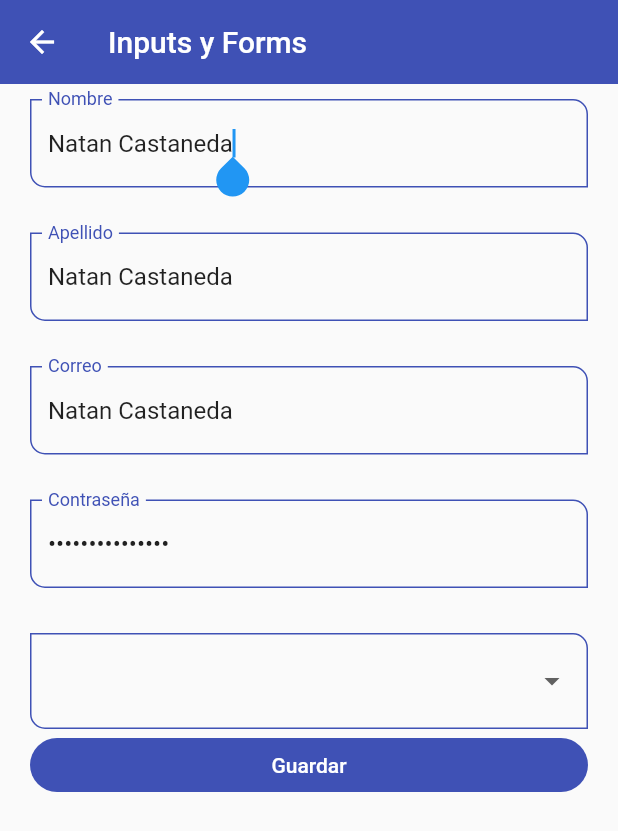
After one commit to N4THB3N/FlutterComponents, a Flutter app: the InputScreens screen opened by its route, on a phone screen of 412 x 824 dp. The commit adds this screen. Shown: the top 831 px of the screen. Run offline on Flutter 3.47's test engine with Material 2 defaults, Android fonts, the phone set to English and light mode, and no system bars; missing offline and left inert: dart:ffi.

Commit message:
Finalization in Project

```diff
--- a/fl_components/lib/router/app_routes.dart
+++ b/fl_components/lib/router/app_routes.dart
@@ -40,6 +40,21 @@ class AppRoutes {
         icon: Icons.play_circle_outlined,
         name: 'Animated Container',
         screen: const AnimatedScreen()),
+    MenuOption(
+        route: 'inputs',
+        icon: Icons.input_rounded,
+        name: 'Text Inputs',
+        screen: const InputScreens()),
+    MenuOption(
+        route: 'slider',
+        icon: Icons.slow_motion_video_rounded,
+        name: 'Slider && Checks',
+        screen: const SliderScreen()),
+    MenuOption(
+        route: 'listviewbuilder',
+        icon: Icons.access_alarm,
+        name: 'Inifinite scroll / pull to refresh',
+        screen: const ListViewBuilderScreen()),
   ];
 
   static Map<String, Widget Function(BuildContext)> getAppRoutes() {
--- /dev/null
+++ b/fl_components/lib/screens/input_screens.dart
@@ -0,0 +1,108 @@
+import 'package:flutter/material.dart';
+
+import '../widgets/widgets.dart';
+
+class InputScreens extends StatelessWidget {
+  const InputScreens({Key? key}) : super(key: key);
+
+  @override
+  Widget build(BuildContext context) {
+    final GlobalKey<FormState> myFormKey = GlobalKey<FormState>();
+
+    final Map<String, String> formValues = {
+      'first_name': 'Natan',
+      'last_name': 'Natan',
+      'email': 'ncastaneda@gmail.com',
+      'password': 'passwordexample',
+      'role': 'Admin'
+    };
+
+    return Scaffold(
+        appBar: AppBar(title: Text('Inputs y Forms')),
+        body: SingleChildScrollView(
+            child: Padding(
+          padding: const EdgeInsets.symmetric(horizontal: 20, vertical: 10),
+          child: Form(
+            key: myFormKey,
+            child: Column(
+              children: [
+                CustomInputField(
+                  labelText: 'Nombre',
+                  hintText: 'Nombre del usuario',
+                  formProperty: 'first_name',
+                  formValues: formValues,
+                ),
+                const SizedBox(
+                  height: 30,
+                ),
+                CustomInputField(
+                  labelText: 'Apellido',
+                  hintText: 'Apellido del usuario',
+                  formProperty: 'last_name',
+                  formValues: formValues,
+                ),
+                const SizedBox(
+                  height: 30,
+                ),
+                CustomInputField(
+                  labelText: 'Correo',
+                  hintText: 'Correo del usuario',
+                  keyboardType: TextInputType.emailAddress,
+                  formProperty: 'email',
+                  formValues: formValues,
+                ),
+                const SizedBox(
+                  height: 30,
+                ),
+                CustomInputField(
+                  labelText: 'Contraseña',
+                  hintText: 'Contraseña del usuario',
+                  obscureText: true,
+                  formProperty: 'password',
+                  formValues: formValues,
+                ),
+                const SizedBox(
+                  height: 30,
+                ),
+                DropdownButtonFormField<String>(
+                    items: const [
+                      DropdownMenuItem(
+                        value: 'Admin',
+                        child: Text('Admin'),
+                      ),
+                      DropdownMenuItem(
+                        value: 'Superuser',
+                        child: Text('Superuser'),
+                      ),
+                      DropdownMenuItem(
+                        value: 'Developer',
+                        child: Text('Developer'),
+                      ),
+                      DropdownMenuItem(
+                        value: 'Jr. Developer',
+                        child: Text('Jr. Developer'),
+                      )
+                    ],
+                    onChanged: (value) {
+                      formValues['role'] = value ?? 'Admin';
+                    }),
+                ElevatedButton(
+                    onPressed: () {
+                      FocusScope.of(context).requestFocus();
+
+                      if (!myFormKey.currentState!.validate()) {
+                        print('No valid form');
+                        return;
+                      }
+                      // Todo: imprimir valores del formulario
+                      print(formValues);
+                    },
+                    child: const SizedBox(
+                        width: double.infinity,
+                        child: Center(child: Text('Guardar'))))
+              ],
+            ),
+          ),
+        )));
+  }
+}
--- a/fl_components/lib/screens/screens.dart
+++ b/fl_components/lib/screens/screens.dart
@@ -3,6 +3,9 @@ export 'package:fl_components/screens/animated_screen.dart';
 export 'package:fl_components/screens/avatar_screen.dart';
 export 'package:fl_components/screens/card_screen.dart';
 export 'package:fl_components/screens/home_screen.dart';
+export 'package:fl_components/screens/input_screens.dart';
+export 'package:fl_components/screens/listview_builder_screen.dart';
 export 'package:fl_components/screens/listview1_screen.dart';
 export 'package:fl_components/screens/listview2_screen.dart';
+export 'package:fl_components/screens/slider_screen.dart';
 export 'package:flutter/material.dart';
--- a/fl_components/lib/themes/app_theme.dart
+++ b/fl_components/lib/themes/app_theme.dart
@@ -21,7 +21,23 @@ class AppTheme {
       elevatedButtonTheme: ElevatedButtonThemeData(
         style: ElevatedButton.styleFrom(
             primary: primary, shape: const StadiumBorder(), elevation: 0),
-      ));
+      ),
+      inputDecorationTheme: const InputDecorationTheme(
+          floatingLabelStyle: TextStyle(color: primary),
+          enabledBorder: OutlineInputBorder(
+              borderSide: BorderSide(color: primary),
+              borderRadius: BorderRadius.only(
+                  bottomLeft: Radius.circular(10),
+                  topRight: Radius.circular(10))),
+          focusedBorder: OutlineInputBorder(
+              borderSide: BorderSide(color: primary),
+              borderRadius: BorderRadius.only(
+                  bottomLeft: Radius.circular(10),
+                  topRight: Radius.circular(10))),
+          border: OutlineInputBorder(
+              borderRadius: BorderRadius.only(
+                  bottomLeft: Radius.circular(10),
+                  topRight: Radius.circular(10)))));
 
   static final ThemeData darkTheme = ThemeData.dark().copyWith(
       primaryColor: primary,
--- /dev/null
+++ b/fl_components/lib/widgets/custom_input_field.dart
@@ -0,0 +1,54 @@
+import 'dart:ffi';
+
+import 'package:flutter/material.dart';
+import 'package:flutter/services.dart';
+
+class CustomInputField extends StatelessWidget {
+  final String? hintText;
+  final String? labelText;
+  final String? helperText;
+  final IconData? icon;
+  final IconData? suffixIcon;
+  final TextInputType? keyboardType;
+  final bool obscureText;
+  final String formProperty;
+  final Map<String, dynamic> formValues;
+
+  const CustomInputField({
+    Key? key,
+    this.hintText,
+    this.labelText,
+    this.helperText,
+    this.icon,
+    this.suffixIcon,
+    this.keyboardType,
+    this.obscureText = false,
+    required this.formProperty,
+    required this.formValues,
+  }) : super(key: key);
+
+  @override
+  Widget build(BuildContext context) {
+    return TextFormField(
+        autofocus: true,
+        initialValue: 'Natan Castaneda',
+        textCapitalization: TextCapitalization.words,
+        keyboardType: keyboardType,
+        obscureText: obscureText,
+        onChanged: (value) => formValues[formProperty] = value,
+        validator: (value) {
+          if (value == null) {
+            return 'Este campo es requerido';
+          }
+          return value.length < 3 ? 'Minimo de tres letras' : null;
+        },
+        autovalidateMode: AutovalidateMode.onUserInteraction,
+        decoration: InputDecoration(
+          hintText: hintText,
+          labelText: labelText,
+          helperText: helperText,
+          suffixIcon: suffixIcon == null ? null : Icon(suffixIcon),
+          icon: icon == null ? null : Icon(icon),
+        ));
+  }
+}
--- a/fl_components/lib/widgets/widgets.dart
+++ b/fl_components/lib/widgets/widgets.dart
@@ -1,2 +1,3 @@
 export 'package:fl_components/widgets/custom_card_type.dart';
 export 'package:fl_components/widgets/custom_card_type2.dart';
+export 'package:fl_components/widgets/custom_input_field.dart';
```
Also changed, not shown: fl_components/lib/screens/listview_builder_screen.dart (added, +122 -0 lines), fl_components/lib/screens/slider_screen.dart (added, +81 -0 lines).
